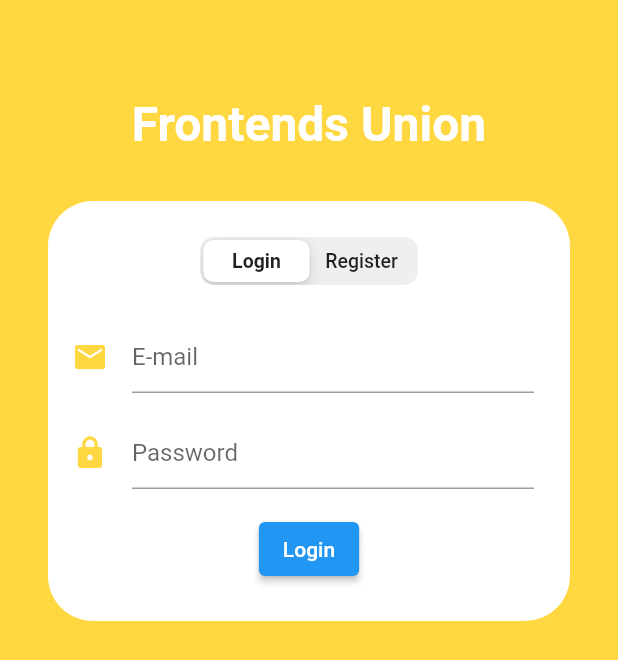
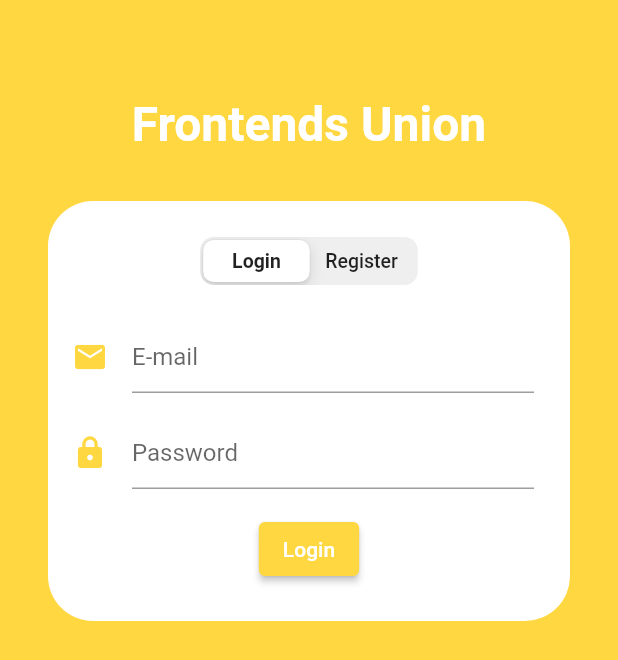
Before and after one commit to androloper/mobile, a Flutter app: the screen it shows after launch, on a phone screen of 412 x 824 dp. Shown: the top 660 px of the screen. Run offline on Flutter 3.47's test engine with Material 2 defaults, Android fonts, the phone set to English and light mode, and no system bars; our stand-ins replace dio, email_validator, fancy_bottom_navigation, firebase_core, firebase_messaging, rxdart and 1 more; missing offline and left inert: flutter_ringtone_player, oauth2, qr_code_scanner; accounts and stored records are empty.

Commit message:
UI Update

```diff
--- a/login_screen_with_tokens/lib/ui/login_screen.dart
+++ b/login_screen_with_tokens/lib/ui/login_screen.dart
@@ -293,6 +293,8 @@ class _LoginScreenState extends State<LoginScreen> {
             Padding(
               padding: const EdgeInsets.only(bottom: 24.0),
               child: ElevatedButton(
+                style: ButtonStyle(
+                    backgroundColor: MaterialStateProperty.all<Color>(Colors.amberAccent)),
                 child: Text("Login"),
                 onPressed: () async{
                   SharedPreferences prefs = await SharedPreferences.getInstance();
@@ -519,6 +521,8 @@ class _LoginScreenState extends State<LoginScreen> {
             Padding(
               padding: const EdgeInsets.only(bottom: 24.0),
               child: ElevatedButton(
+                style: ButtonStyle(
+                  backgroundColor: MaterialStateProperty.all<Color>(Colors.amberAccent)),
                 child: Text("Register"),
                 onPressed: () async{
                   registerFormKey.currentState!.save();
```
